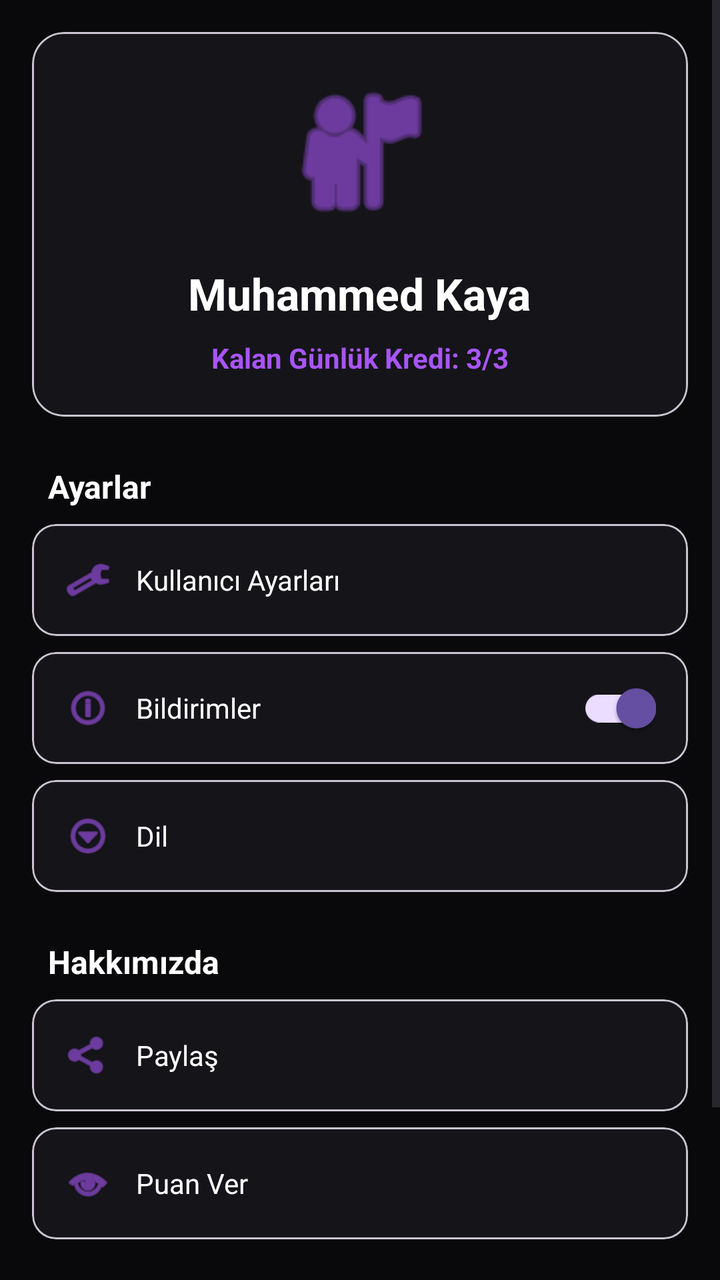
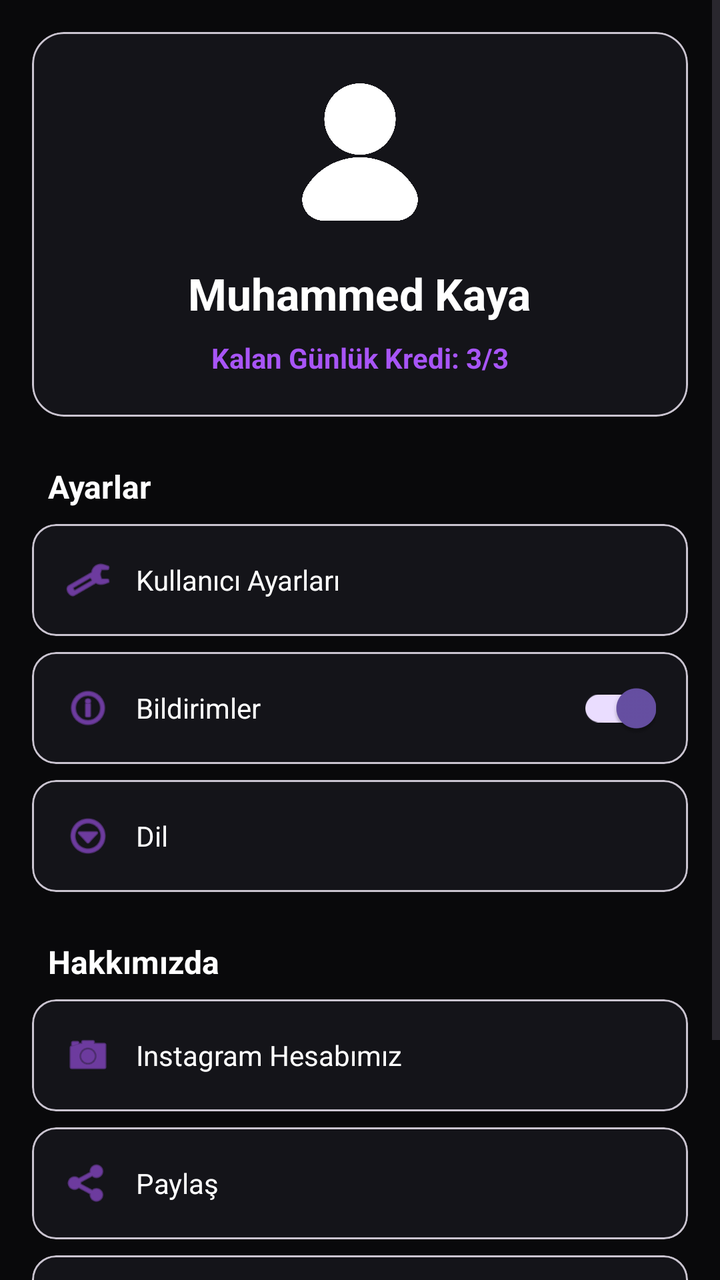

Screens rendered from an Android XML layout before and after an edit, with the pre-edit source and the edit as a unified diff.
<!-- AndroidManifest.xml: application theme Theme.BuzzAI -->
<!-- res/layout/fragment_profile.xml -->
<?xml version="1.0" encoding="utf-8"?>
<ScrollView xmlns:android="http://schemas.android.com/apk/res/android"
    xmlns:app="http://schemas.android.com/apk/res-auto"
    android:layout_width="match_parent"
    android:layout_height="match_parent"
    android:background="#09090B">

    <LinearLayout
        android:layout_width="match_parent"
        android:layout_height="wrap_content"
        android:orientation="vertical"
        android:padding="16dp">

        <com.google.android.material.card.MaterialCardView
            android:layout_width="match_parent"
            android:layout_height="wrap_content"
            android:layout_marginBottom="24dp"
            app:cardBackgroundColor="#141419"
            app:cardCornerRadius="16dp"
            app:cardElevation="0dp">

            <LinearLayout
                android:layout_width="match_parent"
                android:layout_height="wrap_content"
                android:orientation="vertical"
                android:padding="20dp"
                android:gravity="center">

                <ImageView
                    android:layout_width="80dp"
                    android:layout_height="80dp"
                    android:src="@android:drawable/ic_menu_myplaces"
                    app:tint="#A855F7"
                    android:contentDescription="User profile icon" />

                <TextView
                    android:layout_width="wrap_content"
                    android:layout_height="wrap_content"
                    android:layout_marginTop="16dp"
                    android:text="Muhammed Kaya"
                    android:textSize="22sp"
                    android:textColor="#FFFFFF"
                    android:textStyle="bold" />

                <TextView
                    android:id="@+id/tvCredits"
                    android:layout_width="wrap_content"
                    android:layout_height="wrap_content"
                    android:layout_marginTop="8dp"
                    android:text="Kalan Günlük Kredi: 3/3"
                    android:textSize="14sp"
                    android:textColor="#A855F7"
                    android:textStyle="bold" />
            </LinearLayout>
        </com.google.android.material.card.MaterialCardView>

        <TextView
            android:layout_width="wrap_content"
            android:layout_height="wrap_content"
            android:text="Ayarlar"
            android:textSize="16sp"
            android:textColor="#FFFFFF"
            android:textStyle="bold"
            android:layout_marginStart="8dp"
            android:layout_marginBottom="8dp" />

        <com.google.android.material.card.MaterialCardView
            android:id="@+id/cardKullaniciAyarlari"
            android:layout_width="match_parent"
            android:layout_height="56dp"
            android:layout_marginBottom="8dp"
            app:cardBackgroundColor="#141419"
            app:cardCornerRadius="12dp"
            app:cardElevation="0dp">
            <LinearLayout
                android:layout_width="match_parent"
                android:layout_height="match_parent"
                android:orientation="horizontal"
                android:gravity="center_vertical"
                android:paddingHorizontal="16dp">
                <ImageView
                    android:layout_width="24dp"
                    android:layout_height="24dp"
                    android:src="@android:drawable/ic_menu_manage"
                    app:tint="#A855F7" />
                <TextView
                    android:layout_width="0dp"
                    android:layout_height="wrap_content"
                    android:layout_weight="1"
                    android:layout_marginStart="12dp"
                    android:text="Kullanıcı Ayarları"
                    android:textColor="#FFFFFF" />
            </LinearLayout>
        </com.google.android.material.card.MaterialCardView>

        <com.google.android.material.card.MaterialCardView
            android:layout_width="match_parent"
            android:layout_height="56dp"
            android:layout_marginBottom="8dp"
            app:cardBackgroundColor="#141419"
            app:cardCornerRadius="12dp"
            app:cardElevation="0dp">
            <LinearLayout
                android:layout_width="match_parent"
                android:layout_height="match_parent"
                android:orientation="horizontal"
                android:gravity="center_vertical"
                android:paddingHorizontal="16dp">
                <ImageView
                    android:layout_width="24dp"
                    android:layout_height="24dp"
                    android:src="@android:drawable/ic_menu_info_details"
                    app:tint="#A855F7" />
                <TextView
                    android:layout_width="0dp"
                    android:layout_height="wrap_content"
                    android:layout_weight="1"
                    android:layout_marginStart="12dp"
                    android:text="Bildirimler"
                    android:textColor="#FFFFFF" />
                <androidx.appcompat.widget.SwitchCompat
                    android:id="@+id/swNotifications"
                    android:layout_width="wrap_content"
                    android:layout_height="wrap_content"
                    android:checked="true" />
            </LinearLayout>
        </com.google.android.material.card.MaterialCardView>

        <com.google.android.material.card.MaterialCardView
            android:id="@+id/cardDil"
            android:layout_width="match_parent"
            android:layout_height="56dp"
            android:layout_marginBottom="24dp"
            app:cardBackgroundColor="#141419"
            app:cardCornerRadius="12dp"
            app:cardElevation="0dp">
            <LinearLayout
                android:layout_width="match_parent"
                android:layout_height="match_parent"
                android:orientation="horizontal"
                android:gravity="center_vertical"
                android:paddingHorizontal="16dp">
                <ImageView
                    android:layout_width="24dp"
                    android:layout_height="24dp"
                    android:src="@android:drawable/ic_menu_more"
                    app:tint="#A855F7" />
                <TextView
                    android:layout_width="0dp"
                    android:layout_height="wrap_content"
                    android:layout_weight="1"
                    android:layout_marginStart="12dp"
                    android:text="Dil"
                    android:textColor="#FFFFFF" />
            </LinearLayout>
        </com.google.android.material.card.MaterialCardView>

        <TextView
            android:layout_width="wrap_content"
            android:layout_height="wrap_content"
            android:text="Hakkımızda"
            android:textSize="16sp"
            android:textColor="#FFFFFF"
            android:textStyle="bold"
            android:layout_marginStart="8dp"
            android:layout_marginBottom="8dp" />

        <com.google.android.material.card.MaterialCardView
            android:id="@+id/cardPaylas"
            android:layout_width="match_parent"
            android:layout_height="56dp"
            android:layout_marginBottom="8dp"
            app:cardBackgroundColor="#141419"
            app:cardCornerRadius="12dp"
            app:cardElevation="0dp">
            <LinearLayout
                android:layout_width="match_parent"
                android:layout_height="match_parent"
                android:orientation="horizontal"
                android:gravity="center_vertical"
                android:paddingHorizontal="16dp">
                <ImageView
                    android:layout_width="24dp"
                    android:layout_height="24dp"
                    android:src="@android:drawable/ic_menu_share"
                    app:tint="#A855F7" />
                <TextView
                    android:layout_width="0dp"
                    android:layout_height="wrap_content"
                    android:layout_weight="1"
                    android:layout_marginStart="12dp"
                    android:text="Paylaş"
                    android:textColor="#FFFFFF" />
            </LinearLayout>
        </com.google.android.material.card.MaterialCardView>

        <com.google.android.material.card.MaterialCardView
            android:id="@+id/cardPuanVer"
            android:layout_width="match_parent"
            android:layout_height="56dp"
            android:layout_marginBottom="24dp"
            app:cardBackgroundColor="#141419"
            app:cardCornerRadius="12dp"
            app:cardElevation="0dp">
            <LinearLayout
                android:layout_width="match_parent"
                android:layout_height="match_parent"
                android:orientation="horizontal"
                android:gravity="center_vertical"
                android:paddingHorizontal="16dp">
                <ImageView
                    android:layout_width="24dp"
                    android:layout_height="24dp"
                    android:src="@android:drawable/ic_menu_view"
                    app:tint="#A855F7" />
                <TextView
                    android:layout_width="0dp"
                    android:layout_height="wrap_content"
                    android:layout_weight="1"
                    android:layout_marginStart="12dp"
                    android:text="Puan Ver"
                    android:textColor="#FFFFFF" />
            </LinearLayout>
        </com.google.android.material.card.MaterialCardView>

        <com.google.android.material.card.MaterialCardView
            android:id="@+id/cardBizeUlasin"
            android:layout_width="match_parent"
            android:layout_height="56dp"
            android:layout_marginBottom="24dp"
            app:cardBackgroundColor="#141419"
            app:cardCornerRadius="12dp"
            app:cardElevation="0dp">
            <LinearLayout
                android:layout_width="match_parent"
                android:layout_height="match_parent"
                android:orientation="horizontal"
                android:gravity="center_vertical"
                android:paddingHorizontal="16dp">
                <ImageView
                    android:layout_width="24dp"
                    android:layout_height="24dp"
                    android:src="@android:drawable/ic_menu_call"
                    app:tint="#A855F7" />
                <TextView
                    android:layout_width="0dp"
                    android:layout_height="wrap_content"
                    android:layout_weight="1"
                    android:layout_marginStart="12dp"
                    android:text="Bize Ulaşın"
                    android:textColor="#FFFFFF" />
            </LinearLayout>
        </com.google.android.material.card.MaterialCardView>

    </LinearLayout>
</ScrollView>
<!-- resources referenced by this layout -->
<resources>
  <style name="Theme.BuzzAI" parent="Base.Theme.BuzzAI" />
  <style name="Base.Theme.BuzzAI" parent="Theme.Material3.DayNight.NoActionBar">
          
          
      </style>
</resources>

<!-- the commit's change to res/layout/fragment_profile.xml (unified diff, before → after) -->
@@ -29,9 +29,8 @@
                 <ImageView
                     android:layout_width="80dp"
                     android:layout_height="80dp"
-                    android:src="@android:drawable/ic_menu_myplaces"
-                    app:tint="#A855F7"
-                    android:contentDescription="User profile icon" />
+                    android:src="@drawable/ic_custom_profile"
+                    android:contentDescription="Kullanıcı Profil İkonu" />
 
                 <TextView
                     android:layout_width="wrap_content"
@@ -166,6 +165,35 @@
             android:layout_marginBottom="8dp" />
 
         <com.google.android.material.card.MaterialCardView
+            android:id="@+id/cardInstagram"
+            android:layout_width="match_parent"
+            android:layout_height="56dp"
+            android:layout_marginBottom="8dp"
+            app:cardBackgroundColor="#141419"
+            app:cardCornerRadius="12dp"
+            app:cardElevation="0dp">
+            <LinearLayout
+                android:layout_width="match_parent"
+                android:layout_height="match_parent"
+                android:orientation="horizontal"
+                android:gravity="center_vertical"
+                android:paddingHorizontal="16dp">
+                <ImageView
+                    android:layout_width="24dp"
+                    android:layout_height="24dp"
+                    android:src="@android:drawable/ic_menu_camera"
+                    app:tint="#A855F7" />
+                <TextView
+                    android:layout_width="0dp"
+                    android:layout_height="wrap_content"
+                    android:layout_weight="1"
+                    android:layout_marginStart="12dp"
+                    android:text="Instagram Hesabımız"
+                    android:textColor="#FFFFFF" />
+            </LinearLayout>
+        </com.google.android.material.card.MaterialCardView>
+
+        <com.google.android.material.card.MaterialCardView
             android:id="@+id/cardPaylas"
             android:layout_width="match_parent"
             android:layout_height="56dp"
@@ -198,7 +226,7 @@
             android:id="@+id/cardPuanVer"
             android:layout_width="match_parent"
             android:layout_height="56dp"
-            android:layout_marginBottom="24dp"
+            android:layout_marginBottom="8dp"
             app:cardBackgroundColor="#141419"
             app:cardCornerRadius="12dp"
             app:cardElevation="0dp">
<!-- resource entries referenced after the edit -->
@@ -1,5 +1,6 @@
 <!-- resources referenced by this layout -->
 <resources>
+  <!-- drawable ic_custom_profile: png bitmap (drawable, 42777 bytes) -->
   <style name="Theme.BuzzAI" parent="Base.Theme.BuzzAI" />
   <style name="Base.Theme.BuzzAI" parent="Theme.Material3.DayNight.NoActionBar">
           
